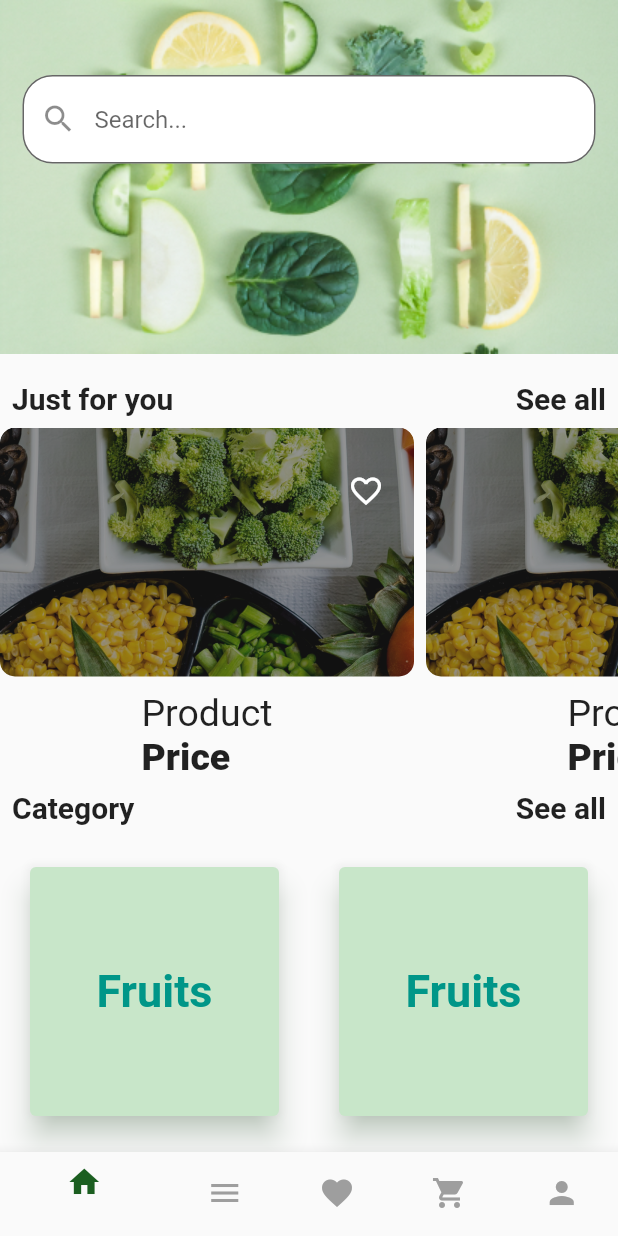
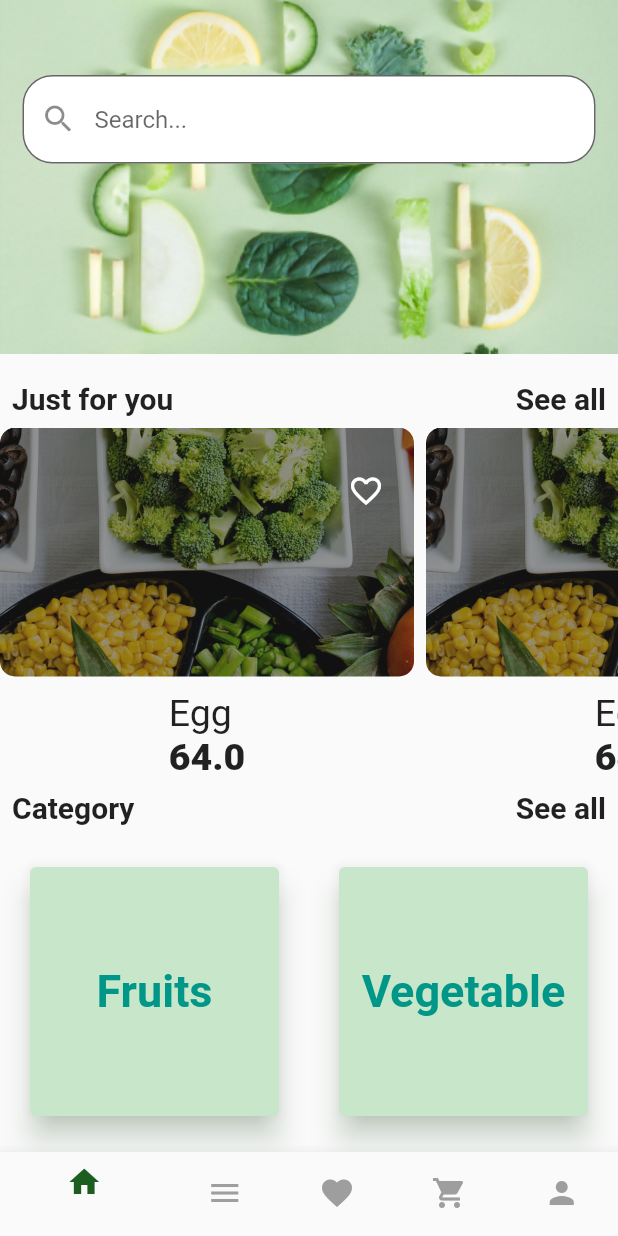
Before and after one commit to udebless/foodhub, a Flutter app: the Homeepage screen opened directly, on a phone screen of 412 x 824 dp. Run offline on Flutter 3.47's test engine with Material 2 defaults, Android fonts, the phone set to English and light mode, and no system bars.

Commit message:
added models to the codes and also services'

```diff
--- /dev/null
+++ b/lib/food_hub/models/category.dart
@@ -0,0 +1,5 @@
+class Category {
+  final String categoryText;
+
+  Category(this.categoryText);
+}
--- /dev/null
+++ b/lib/food_hub/models/product_model.dart
@@ -0,0 +1,21 @@
+class Product {
+  final String productDescription;
+  final double price;
+  final List<String> nutritionalValue;
+  final String productName;
+  final String customerName;
+  final String reviewHeading;
+  final String review;
+  final DateTime date;
+  final String id;
+
+  Product(
+      {required this.productDescription,
+      required this.price,
+      required this.nutritionalValue,
+      required this.productName,
+      required this.customerName,
+      required this.reviewHeading,
+      required this.review,
+      required this.date, required this.id});
+}
--- /dev/null
+++ b/lib/food_hub/services/product_service.dart
@@ -0,0 +1,69 @@
+import 'package:foodhub/food_hub/models/category.dart';
+import 'package:foodhub/food_hub/models/product_model.dart';
+
+class ProductService {
+  static Product getProductById(String id) {
+    return Product(
+        productDescription: 'this is an egg',
+        price: 64,
+        nutritionalValue: [
+          'Calories',
+              'fat',
+          'cholesterol',
+          'Saturated fats'
+        ],
+        productName: 'Egg',
+        customerName: 'Emeka',
+        reviewHeading: 'Horrible',
+        review: 'I was delivered a spoilt product',
+        date: DateTime.now(),
+        id: '2');
+  }
+
+ static List <Product> getAllPrpducts() {
+    var list =<Product> [];
+
+    for (var i = 0; i < 10; i++) {
+      list.add(getProductById(i.toString()));
+    }
+    return list;
+  }
+  static List <Product> getSavedItems() {
+    var list =<Product> [];
+
+    for (var i = 0; i < 10; i++) {
+      list.add(getProductById(i.toString()));
+    }
+    return list;
+  }
+    static List <Product> customerAlsoViewed() {
+    var list =<Product> [];
+
+    for (var i = 0; i < 10; i++) {
+      list.add(getProductById(i.toString()));
+    }
+    return list;
+  }
+      static List <Product> justForYou() {
+    var list =<Product> [];
+
+    for (var i = 0; i < 10; i++) {
+      list.add(getProductById(i.toString()));
+    }
+    return list;
+  }
+      static List <Category> productCategory() {
+    var list =<Category> [
+
+Category('Fruits'),
+Category('Vegetable'),
+Category('Cereals'),
+Category('Ingredients'),
+
+    ];
+
+
+
+    return list;
+  }
+}
--- a/lib/food_hub/ui/homepage1.dart
+++ b/lib/food_hub/ui/homepage1.dart
@@ -1,16 +1,22 @@
 import 'package:flutter/material.dart';
+import 'package:foodhub/food_hub/models/category.dart';
+import 'package:foodhub/food_hub/models/product_model.dart';
+import 'package:foodhub/food_hub/services/product_service.dart';
 import 'package:foodhub/widgets/category_card.dart';
 import 'package:foodhub/widgets/custom_card.dart';
 import 'package:foodhub/widgets/srollablerow.dart';
 
 class Homeepage extends StatefulWidget {
-  const Homeepage({Key? key}) : super(key: key);
+
+  const Homeepage({Key? key,}) : super(key: key);
 
   @override
   _HomeepageState createState() => _HomeepageState();
 }
 
 class _HomeepageState extends State<Homeepage> {
+  List<Product> justForYou = ProductService.justForYou();
+    List<Category> productCat = ProductService.productCategory();
   @override
   Widget build(BuildContext context) {
     return Scaffold(
@@ -78,7 +84,11 @@ class _HomeepageState extends State<Homeepage> {
           ),
           SliverToBoxAdapter(
             child: ScrollableRow(
-              children: List.generate(2, (index) => SuggestedProductCard()),
+              children: List.generate(
+                  justForYou.length,
+                  (index) => SuggestedProductCard(
+                        product: justForYou[index],
+                      )),
             ),
           ),
           SliverToBoxAdapter(
@@ -124,9 +134,15 @@ class _HomeepageState extends State<Homeepage> {
             ),
             delegate: SliverChildBuilderDelegate(
               (BuildContext context, int index) {
-                return CategoryCard(categoryText: 'Fruits');
+                return InkWell(child: CategoryCard( category: productCat[index]),
+                onTap: (){
+
+
+                },
+
+                );
               },
-              childCount: 4,
+              childCount: productCat.length,
             ),
           ),
         ],
@@ -134,7 +150,6 @@ class _HomeepageState extends State<Homeepage> {
       bottomNavigationBar: BottomNavigationBar(
           selectedItemColor: Colors.green[900],
           unselectedItemColor: Colors.grey,
-
           items: [
             BottomNavigationBarItem(
               icon: Icon(Icons.home),
--- a/lib/main.dart
+++ b/lib/main.dart
@@ -1,4 +1,5 @@
 import 'package:flutter/material.dart';
+import 'package:foodhub/food_hub/services/product_service.dart';
 import 'package:foodhub/food_hub/ui/cart_page.dart';
 import 'package:foodhub/food_hub/ui/category_page.dart';
 import 'package:foodhub/food_hub/ui/checkout_page.dart';
@@ -38,7 +39,8 @@ class MyApp extends StatelessWidget {
         // is not restarted.
         primarySwatch: Colors.blue,
       ),
-      home: CheckOutPage(),
+      home: Homeepage(),
+     // home: ProductDescriptionPage(product: ProductService.getProductById('2')),
     );
   }
 }
--- a/lib/widgets/category_card.dart
+++ b/lib/widgets/category_card.dart
@@ -1,8 +1,9 @@
 import 'package:flutter/material.dart';
+import 'package:foodhub/food_hub/models/category.dart';
 
 class CategoryCard extends StatelessWidget {
-  final String categoryText;
-  const CategoryCard({Key? key, required this.categoryText}) : super(key: key);
+  final Category category;
+  const CategoryCard({Key? key,  required  this.category}) : super(key: key);
 
   @override
   Widget build(BuildContext context) {
@@ -14,7 +15,7 @@ class CategoryCard extends StatelessWidget {
       child: Container(
         height: 200,
         width: 200,
-        child: Center(child: Text(categoryText, style: TextStyle(color:Colors.teal , fontSize: 30,fontWeight: FontWeight.w700),)),
+        child: Center(child: Text(category.categoryText, style: TextStyle(color:Colors.teal , fontSize: 30,fontWeight: FontWeight.w700),)),
       ),
     );
   }
--- a/lib/widgets/custom_card.dart
+++ b/lib/widgets/custom_card.dart
@@ -1,12 +1,14 @@
 import 'package:flutter/material.dart';
+import 'package:foodhub/food_hub/models/product_model.dart';
 
 class SuggestedProductCard extends StatefulWidget {
   final double? width;
+  final Product product;
   // final double? height;
 
   const SuggestedProductCard({
     Key? key,
-    this.width,
+    this.width, required this.product,
   }) : super(key: key);
 
   @override
@@ -49,10 +51,10 @@ class _SuggestedProductCardState extends State<SuggestedProductCard> {
 
               children: [
                 Text(
-                  'Product',
+                  widget.product.productName,
                   style: TextStyle(fontSize: 25),
                 ),
-                Text('Price',
+                Text(widget.product.price.toString(),
                     style: TextStyle(fontSize: 25, fontWeight: FontWeight.w900)),
               ],
             ),
--- a/pubspec.yaml
+++ b/pubspec.yaml
@@ -28,6 +28,7 @@ dependencies:
   # The following adds the Cupertino Icons font to your application.
   # Use with the CupertinoIcons class for iOS style icons.
   cupertino_icons: ^1.0.2
+  intl: ^0.17.0
 
 dev_dependencies:
   flutter_test:
```
Also changed, not shown: lib/food_hub/ui/cart_page.dart (+28 -16 lines), lib/food_hub/ui/product_description_page.dart (+17 -12 lines), lib/food_hub/ui/saved_page.dart (+6 -3 lines), lib/food_hub/ui/searchpage.dart (+13 -5 lines), lib/widgets/search_item_cards.dart (+7 -5 lines), pubspec.lock.
